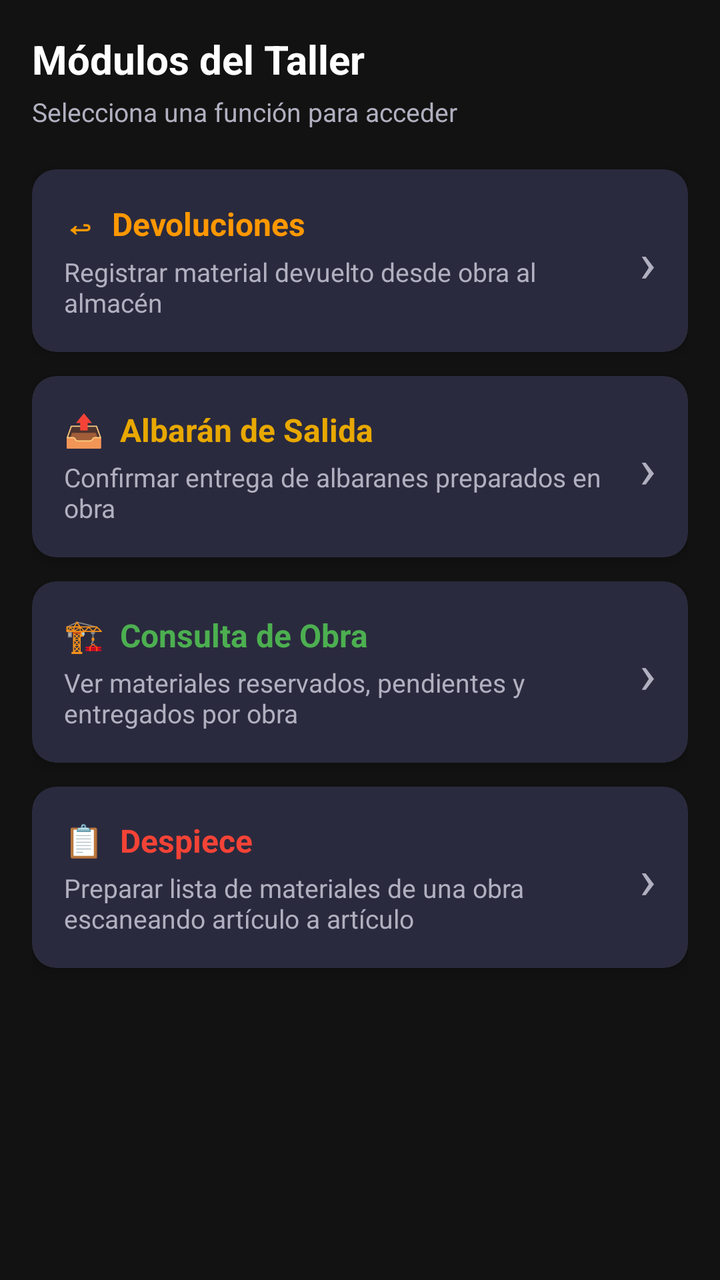
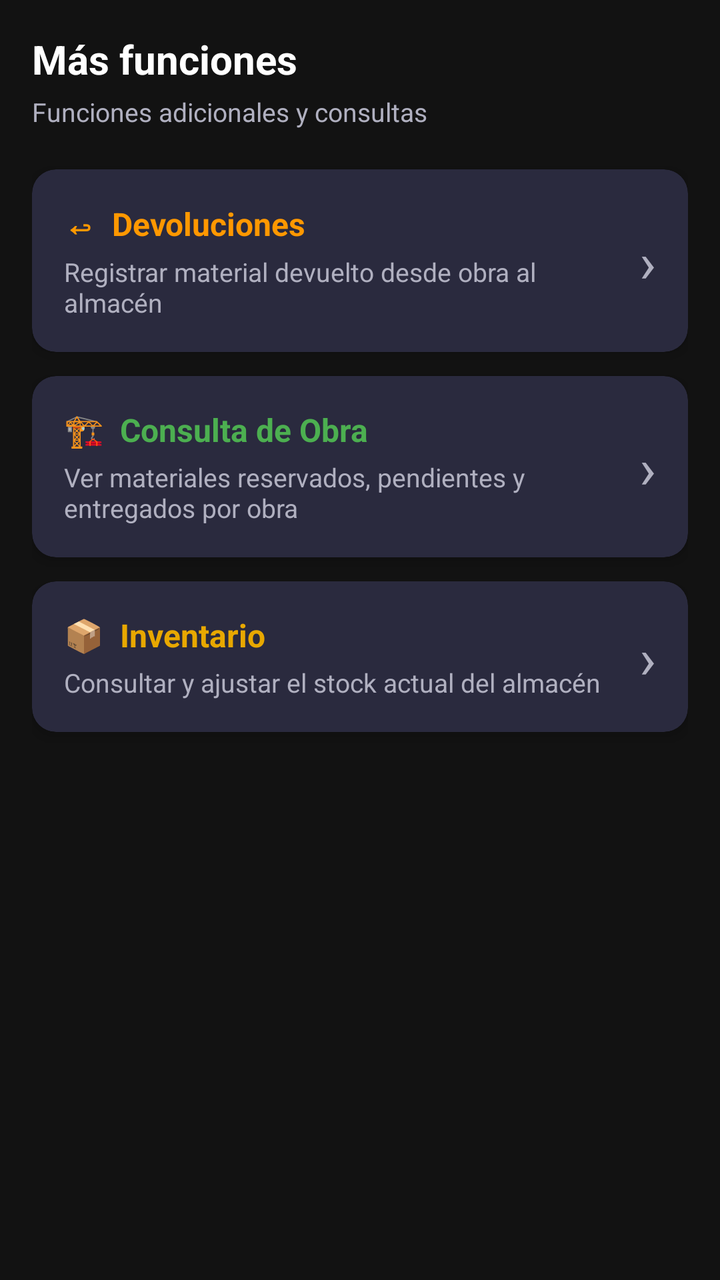

Two renders of the same Android screen: before a commit and after it. Below are the layout's source before the change and the commit's diff.
<!-- AndroidManifest.xml: application theme Theme.AlmacenPDA -->
<!-- res/layout/fragment_taller_menu.xml -->
<?xml version="1.0" encoding="utf-8"?>
<ScrollView xmlns:android="http://schemas.android.com/apk/res/android"
    xmlns:app="http://schemas.android.com/apk/res-auto"
    android:layout_width="match_parent"
    android:layout_height="match_parent"
    android:background="@color/bg_dark">

    <LinearLayout
        android:layout_width="match_parent"
        android:layout_height="wrap_content"
        android:orientation="vertical"
        android:padding="16dp">

        <TextView
            android:layout_width="match_parent"
            android:layout_height="wrap_content"
            android:text="Módulos del Taller"
            android:textColor="@color/text_primary"
            android:textSize="20sp"
            android:textStyle="bold"
            android:layout_marginBottom="4dp" />

        <TextView
            android:layout_width="match_parent"
            android:layout_height="wrap_content"
            android:text="Selecciona una función para acceder"
            android:textColor="@color/text_secondary"
            android:textSize="13sp"
            android:layout_marginBottom="20dp" />

        
        <com.google.android.material.card.MaterialCardView
            android:id="@+id/cardDevoluciones"
            android:layout_width="match_parent"
            android:layout_height="wrap_content"
            android:layout_marginBottom="12dp"
            android:foreground="?attr/selectableItemBackground"
            android:clickable="true"
            android:focusable="true"
            app:cardBackgroundColor="@color/bg_card"
            app:cardCornerRadius="12dp"
            app:cardElevation="4dp">

            <LinearLayout
                android:layout_width="match_parent"
                android:layout_height="wrap_content"
                android:orientation="horizontal"
                android:padding="16dp"
                android:gravity="center_vertical">

                <LinearLayout
                    android:layout_width="0dp"
                    android:layout_height="wrap_content"
                    android:layout_weight="1"
                    android:orientation="vertical">

                    <TextView
                        android:layout_width="wrap_content"
                        android:layout_height="wrap_content"
                        android:text="↩  Devoluciones"
                        android:textColor="@color/warning"
                        android:textSize="16sp"
                        android:textStyle="bold"
                        android:layout_marginBottom="4dp" />

                    <TextView
                        android:layout_width="wrap_content"
                        android:layout_height="wrap_content"
                        android:text="Registrar material devuelto desde obra al almacén"
                        android:textColor="@color/text_secondary"
                        android:textSize="13sp" />
                </LinearLayout>

                <TextView
                    android:layout_width="wrap_content"
                    android:layout_height="wrap_content"
                    android:text="›"
                    android:textColor="@color/text_secondary"
                    android:textSize="28sp"
                    android:layout_marginStart="8dp" />
            </LinearLayout>
        </com.google.android.material.card.MaterialCardView>

        
        <com.google.android.material.card.MaterialCardView
            android:id="@+id/cardAlbaranSalida"
            android:layout_width="match_parent"
            android:layout_height="wrap_content"
            android:layout_marginBottom="12dp"
            android:foreground="?attr/selectableItemBackground"
            android:clickable="true"
            android:focusable="true"
            app:cardBackgroundColor="@color/bg_card"
            app:cardCornerRadius="12dp"
            app:cardElevation="4dp">

            <LinearLayout
                android:layout_width="match_parent"
                android:layout_height="wrap_content"
                android:orientation="horizontal"
                android:padding="16dp"
                android:gravity="center_vertical">

                <LinearLayout
                    android:layout_width="0dp"
                    android:layout_height="wrap_content"
                    android:layout_weight="1"
                    android:orientation="vertical">

                    <TextView
                        android:layout_width="wrap_content"
                        android:layout_height="wrap_content"
                        android:text="📤  Albarán de Salida"
                        android:textColor="@color/accent"
                        android:textSize="16sp"
                        android:textStyle="bold"
                        android:layout_marginBottom="4dp" />

                    <TextView
                        android:layout_width="wrap_content"
                        android:layout_height="wrap_content"
                        android:text="Confirmar entrega de albaranes preparados en obra"
                        android:textColor="@color/text_secondary"
                        android:textSize="13sp" />
                </LinearLayout>

                <TextView
                    android:layout_width="wrap_content"
                    android:layout_height="wrap_content"
                    android:text="›"
                    android:textColor="@color/text_secondary"
                    android:textSize="28sp"
                    android:layout_marginStart="8dp" />
            </LinearLayout>
        </com.google.android.material.card.MaterialCardView>

        
        <com.google.android.material.card.MaterialCardView
            android:id="@+id/cardConsultaObra"
            android:layout_width="match_parent"
            android:layout_height="wrap_content"
            android:layout_marginBottom="12dp"
            android:foreground="?attr/selectableItemBackground"
            android:clickable="true"
            android:focusable="true"
            app:cardBackgroundColor="@color/bg_card"
            app:cardCornerRadius="12dp"
            app:cardElevation="4dp">

            <LinearLayout
                android:layout_width="match_parent"
                android:layout_height="wrap_content"
                android:orientation="horizontal"
                android:padding="16dp"
                android:gravity="center_vertical">

                <LinearLayout
                    android:layout_width="0dp"
                    android:layout_height="wrap_content"
                    android:layout_weight="1"
                    android:orientation="vertical">

                    <TextView
                        android:layout_width="wrap_content"
                        android:layout_height="wrap_content"
                        android:text="🏗  Consulta de Obra"
                        android:textColor="@color/success"
                        android:textSize="16sp"
                        android:textStyle="bold"
                        android:layout_marginBottom="4dp" />

                    <TextView
                        android:layout_width="wrap_content"
                        android:layout_height="wrap_content"
                        android:text="Ver materiales reservados, pendientes y entregados por obra"
                        android:textColor="@color/text_secondary"
                        android:textSize="13sp" />
                </LinearLayout>

                <TextView
                    android:layout_width="wrap_content"
                    android:layout_height="wrap_content"
                    android:text="›"
                    android:textColor="@color/text_secondary"
                    android:textSize="28sp"
                    android:layout_marginStart="8dp" />
            </LinearLayout>
        </com.google.android.material.card.MaterialCardView>

        
        <com.google.android.material.card.MaterialCardView
            android:id="@+id/cardDespiece"
            android:layout_width="match_parent"
            android:layout_height="wrap_content"
            android:layout_marginBottom="12dp"
            android:foreground="?attr/selectableItemBackground"
            android:clickable="true"
            android:focusable="true"
            app:cardBackgroundColor="@color/bg_card"
            app:cardCornerRadius="12dp"
            app:cardElevation="4dp">

            <LinearLayout
                android:layout_width="match_parent"
                android:layout_height="wrap_content"
                android:orientation="horizontal"
                android:padding="16dp"
                android:gravity="center_vertical">

                <LinearLayout
                    android:layout_width="0dp"
                    android:layout_height="wrap_content"
                    android:layout_weight="1"
                    android:orientation="vertical">

                    <TextView
                        android:layout_width="wrap_content"
                        android:layout_height="wrap_content"
                        android:text="📋  Despiece"
                        android:textColor="@color/error"
                        android:textSize="16sp"
                        android:textStyle="bold"
                        android:layout_marginBottom="4dp" />

                    <TextView
                        android:layout_width="wrap_content"
                        android:layout_height="wrap_content"
                        android:text="Preparar lista de materiales de una obra escaneando artículo a artículo"
                        android:textColor="@color/text_secondary"
                        android:textSize="13sp" />
                </LinearLayout>

                <TextView
                    android:layout_width="wrap_content"
                    android:layout_height="wrap_content"
                    android:text="›"
                    android:textColor="@color/text_secondary"
                    android:textSize="28sp"
                    android:layout_marginStart="8dp" />
            </LinearLayout>
        </com.google.android.material.card.MaterialCardView>

    </LinearLayout>
</ScrollView>
<!-- resources referenced by this layout -->
<resources>
  <color name="accent">#E8A800</color>
  <color name="bg_card">#2A2A3E</color>
  <color name="bg_dark">#121212</color>
  <color name="error">#F44336</color>
  <color name="success">#4CAF50</color>
  <color name="text_primary">#FFFFFF</color>
  <color name="text_secondary">#B0B0C0</color>
  <color name="warning">#FF9800</color>
  <style name="Theme.AlmacenPDA" parent="Theme.AlmacenPDA.Azul" />
  <style name="Theme.AlmacenPDA.Azul" parent="Base.Theme.AlmacenPDA">
          <item name="colorPrimary">@color/style_azul</item>
          <item name="colorPrimaryVariant">@color/style_azul</item>
      </style>
  <style name="Base.Theme.AlmacenPDA" parent="Theme.MaterialComponents.DayNight.NoActionBar">
          <item name="colorOnPrimary">@color/bg_dark</item>
          <item name="colorSurface">@color/bg_surface</item>
          <item name="colorOnSurface">@color/text_primary</item>
          <item name="android:windowBackground">@color/bg_dark</item>
          <item name="android:statusBarColor">@color/bg_surface</item>
          <item name="android:navigationBarColor">@color/bg_surface</item>
          <item name="android:textColorPrimary">@color/text_primary</item>
          <item name="android:textColorSecondary">@color/text_secondary</item>
  
          
          <item name="android:popupMenuStyle">@style/CustomPopupMenu</item>
          <item name="android:dialogTheme">@style/CustomDialogTheme</item>
          <item name="alertDialogTheme">@style/CustomDialogTheme</item>
          <item name="android:dropDownListViewStyle">@style/CustomDropDownListView</item>
      </style>
  <color name="style_azul">#4f46e5</color>
  <color name="bg_surface">#1E1E2E</color>
  <style name="CustomPopupMenu" parent="Widget.MaterialComponents.PopupMenu">
          <item name="android:popupBackground">@color/bg_surface</item>
          <item name="android:textColor">@color/text_primary</item>
      </style>
  <style name="CustomDialogTheme" parent="Theme.MaterialComponents.DayNight.Dialog.Alert">
          <item name="android:windowBackground">@android:color/transparent</item>
          <item name="colorSurface">@color/bg_surface</item>
          <item name="colorPrimary">?attr/colorPrimary</item>
          <item name="colorAccent">?attr/colorPrimary</item>
          <item name="android:textColorPrimary">@color/text_primary</item>
          <item name="android:textColorSecondary">@color/text_secondary</item>
      </style>
  <style name="CustomDropDownListView" parent="Widget.AppCompat.ListView.DropDown">
          <item name="android:background">@color/bg_surface</item>
          <item name="android:divider">@color/divider</item>
      </style>
  <color name="divider">#2E2E4E</color>
</resources>

<!-- the commit's change to res/layout/fragment_taller_menu.xml (unified diff, before → after) -->
@@ -14,7 +14,7 @@
         <TextView
             android:layout_width="match_parent"
             android:layout_height="wrap_content"
-            android:text="Módulos del Taller"
+            android:text="Más funciones"
             android:textColor="@color/text_primary"
             android:textSize="20sp"
             android:textStyle="bold"
@@ -23,7 +23,7 @@
         <TextView
             android:layout_width="match_parent"
             android:layout_height="wrap_content"
-            android:text="Selecciona una función para acceder"
+            android:text="Funciones adicionales y consultas"
             android:textColor="@color/text_secondary"
             android:textSize="13sp"
             android:layout_marginBottom="20dp" />
@@ -67,59 +67,6 @@
                         android:layout_width="wrap_content"
                         android:layout_height="wrap_content"
                         android:text="Registrar material devuelto desde obra al almacén"
-                        android:textColor="@color/text_secondary"
-                        android:textSize="13sp" />
-                </LinearLayout>
-
-                <TextView
-                    android:layout_width="wrap_content"
-                    android:layout_height="wrap_content"
-                    android:text="›"
-                    android:textColor="@color/text_secondary"
-                    android:textSize="28sp"
-                    android:layout_marginStart="8dp" />
-            </LinearLayout>
-        </com.google.android.material.card.MaterialCardView>
-
-        
-        <com.google.android.material.card.MaterialCardView
-            android:id="@+id/cardAlbaranSalida"
-            android:layout_width="match_parent"
-            android:layout_height="wrap_content"
-            android:layout_marginBottom="12dp"
-            android:foreground="?attr/selectableItemBackground"
-            android:clickable="true"
-            android:focusable="true"
-            app:cardBackgroundColor="@color/bg_card"
-            app:cardCornerRadius="12dp"
-            app:cardElevation="4dp">
-
-            <LinearLayout
-                android:layout_width="match_parent"
-                android:layout_height="wrap_content"
-                android:orientation="horizontal"
-                android:padding="16dp"
-                android:gravity="center_vertical">
-
-                <LinearLayout
-                    android:layout_width="0dp"
-                    android:layout_height="wrap_content"
-                    android:layout_weight="1"
-                    android:orientation="vertical">
-
-                    <TextView
-                        android:layout_width="wrap_content"
-                        android:layout_height="wrap_content"
-                        android:text="📤  Albarán de Salida"
-                        android:textColor="@color/accent"
-                        android:textSize="16sp"
-                        android:textStyle="bold"
-                        android:layout_marginBottom="4dp" />
-
-                    <TextView
-                        android:layout_width="wrap_content"
-                        android:layout_height="wrap_content"
-                        android:text="Confirmar entrega de albaranes preparados en obra"
                         android:textColor="@color/text_secondary"
                         android:textSize="13sp" />
                 </LinearLayout>
@@ -189,7 +136,7 @@
 
         
         <com.google.android.material.card.MaterialCardView
-            android:id="@+id/cardDespiece"
+            android:id="@+id/cardInventario"
             android:layout_width="match_parent"
             android:layout_height="wrap_content"
             android:layout_marginBottom="12dp"
@@ -216,8 +163,8 @@
                     <TextView
                         android:layout_width="wrap_content"
                         android:layout_height="wrap_content"
-                        android:text="📋  Despiece"
-                        android:textColor="@color/error"
+                        android:text="📦  Inventario"
+                        android:textColor="@color/accent"
                         android:textSize="16sp"
                         android:textStyle="bold"
                         android:layout_marginBottom="4dp" />
@@ -225,7 +172,7 @@
                     <TextView
                         android:layout_width="wrap_content"
                         android:layout_height="wrap_content"
-                        android:text="Preparar lista de materiales de una obra escaneando artículo a artículo"
+                        android:text="Consultar y ajustar el stock actual del almacén"
                         android:textColor="@color/text_secondary"
                         android:textSize="13sp" />
                 </LinearLayout>
<!-- resource entries referenced after the edit -->
@@ -3,7 +3,6 @@
   <color name="accent">#E8A800</color>
   <color name="bg_card">#2A2A3E</color>
   <color name="bg_dark">#121212</color>
-  <color name="error">#F44336</color>
   <color name="success">#4CAF50</color>
   <color name="text_primary">#FFFFFF</color>
   <color name="text_secondary">#B0B0C0</color>
